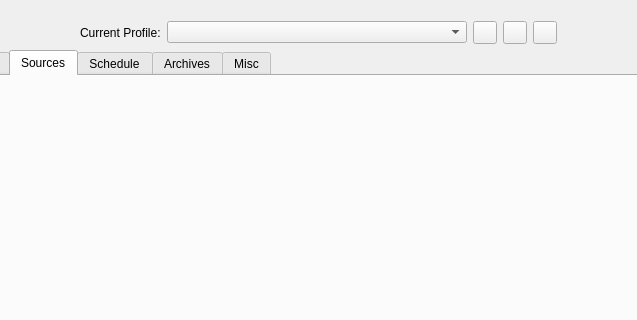
The window that src/vorta/assets/UI/mainwindow.ui (borgbase/vorta) describes before a commit, drawn with Qt 5; both pictures show x 82 to 719 and y 0 to 320 of the 800 by 600 pixel window.
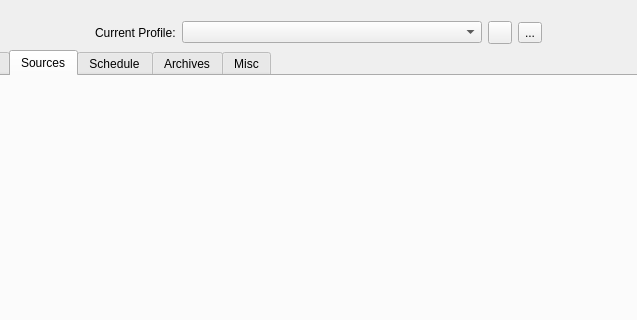
The same window after the commit. The open tabs and pages were chosen to show the change.

Commit message:
Add profile backup/restore options
Initial backup work

Add backup and restore functionality

Use toolbutton for menu

Close backup window after saving

Lint

Seperate out different non profile-based models

Update repoSelector when repo added

Fix crash when restoring profile while not on repo tab

Refresh overwritten tabs

Fix profile add button

Prevent repo id collisions, update checkboxes on misc overwrite

Update tabs only if changed

Spelling

Ensure archivemodel ids are unique

Add skeleton code for schema upgrades

Diff of the .ui file:
```diff
--- a/src/vorta/assets/UI/mainwindow.ui
+++ b/src/vorta/assets/UI/mainwindow.ui
@@ -78,23 +78,13 @@
       <item>
        <widget class="QToolButton" name="profileRenameButton">
         <property name="toolTip">
-         <string>Rename Profile</string>
-        </property>
-        <property name="iconSize">
-         <size>
-          <width>16</width>
-          <height>16</height>
-         </size>
-        </property>
-       </widget>
-      </item>
-      <item>
-       <widget class="QToolButton" name="profileDeleteButton">
-        <property name="toolTip">
-         <string>Delete Profile</string>
+         <string>More actions</string>
         </property>
         <property name="text">
-         <string/>
+         <string>...</string>
+        </property>
+        <property name="popupMode">
+         <enum>QToolButton::InstantPopup</enum>
         </property>
        </widget>
       </item>
```
Left out of the diff: 31 changed lines with no effect on the pictures. The commit also changes 6 other files.
